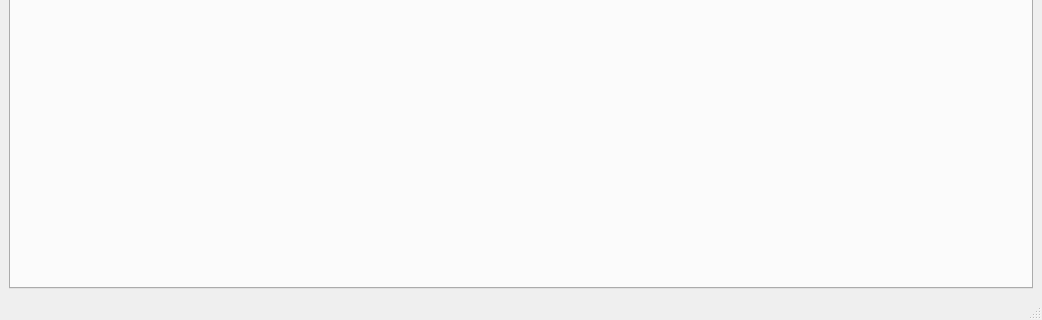
Qt form stretchedwire/gui/ui/mainwindow.ui (lnls-ima/stretched-wire) before a commit; both pictures show x 0 to 1042 and y 514 to 834 of the 1042 by 834 pixel window.
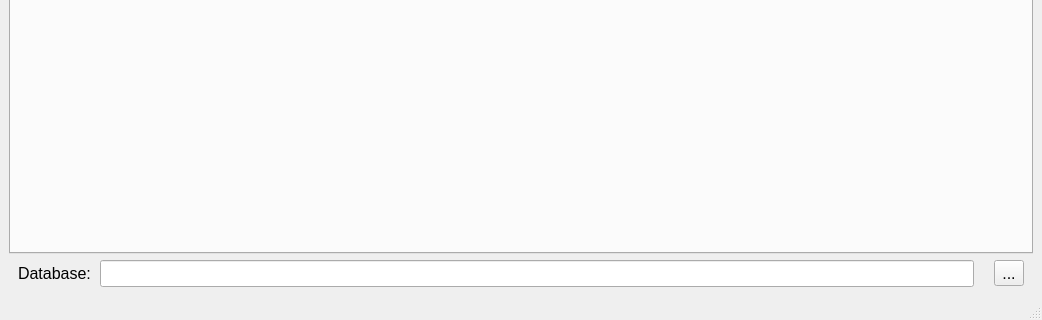
The same form after that commit. Icons and pictures are not drawn.

Patch:
```diff
--- a/stretchedwire/gui/ui/mainwindow.ui
+++ b/stretchedwire/gui/ui/mainwindow.ui
@@ -22,6 +22,11 @@
     <height>1100</height>
    </size>
   </property>
+  <property name="font">
+   <font>
+    <pointsize>12</pointsize>
+   </font>
+  </property>
   <property name="windowTitle">
    <string>Stretched Wire</string>
   </property>
@@ -84,6 +89,84 @@
       </widget>
      </widget>
     </item>
+    <item row="1" column="0">
+     <layout class="QHBoxLayout" name="horizontalLayout_2">
+      <item>
+       <widget class="QFrame" name="frame">
+        <layout class="QHBoxLayout" name="horizontalLayout">
+         <property name="spacing">
+          <number>0</number>
+         </property>
+         <property name="leftMargin">
+          <number>9</number>
+         </property>
+         <property name="topMargin">
+          <number>0</number>
+         </property>
+         <property name="rightMargin">
+          <number>9</number>
+         </property>
+         <property name="bottomMargin">
+          <number>0</number>
+         </property>
+         <item>
+          <widget class="QLabel" name="label">
+           <property name="text">
+            <string>Database:  </string>
+           </property>
+          </widget>
+         </item>
+         <item>
+          <widget class="QLineEdit" name="le_database">
+           <property name="readOnly">
+            <bool>true</bool>
+           </property>
+          </widget>
+         </item>
+         <item>
+          <spacer name="horizontalSpacer">
+           <property name="orientation">
+            <enum>Qt::Horizontal</enum>
+           </property>
+           <property name="sizeType">
+            <enum>QSizePolicy::Fixed</enum>
+           </property>
+           <property name="sizeHint" stdset="0">
+            <size>
+             <width>20</width>
+             <height>20</height>
+            </size>
+           </property>
+          </spacer>
+         </item>
+         <item>
+          <widget class="QToolButton" name="tbt_database">
+           <property name="toolTip">
+            <string>Change database file.</string>
+           </property>
+           <property name="text">
+            <string>...</string>
+           </property>
+           <property name="icon">
+            <iconset>
+             <normaloff>../../../../Downloads/hall-bench-control-master/hall-bench-control-master/hallbench/resources/img/database.png</normaloff>../../../../Downloads/hall-bench-control-master/hall-bench-control-master/hallbench/resources/img/database.png</iconset>
+           </property>
+           <property name="iconSize">
+            <size>
+             <width>24</width>
+             <height>24</height>
+            </size>
+           </property>
+           <property name="toolButtonStyle">
+            <enum>Qt::ToolButtonTextOnly</enum>
+           </property>
+          </widget>
+         </item>
+        </layout>
+       </widget>
+      </item>
+     </layout>
+    </item>
    </layout>
   </widget>
   <widget class="QMenuBar" name="menubar">
```
Left out of the diff: 2 changed lines with no effect on the pictures.
